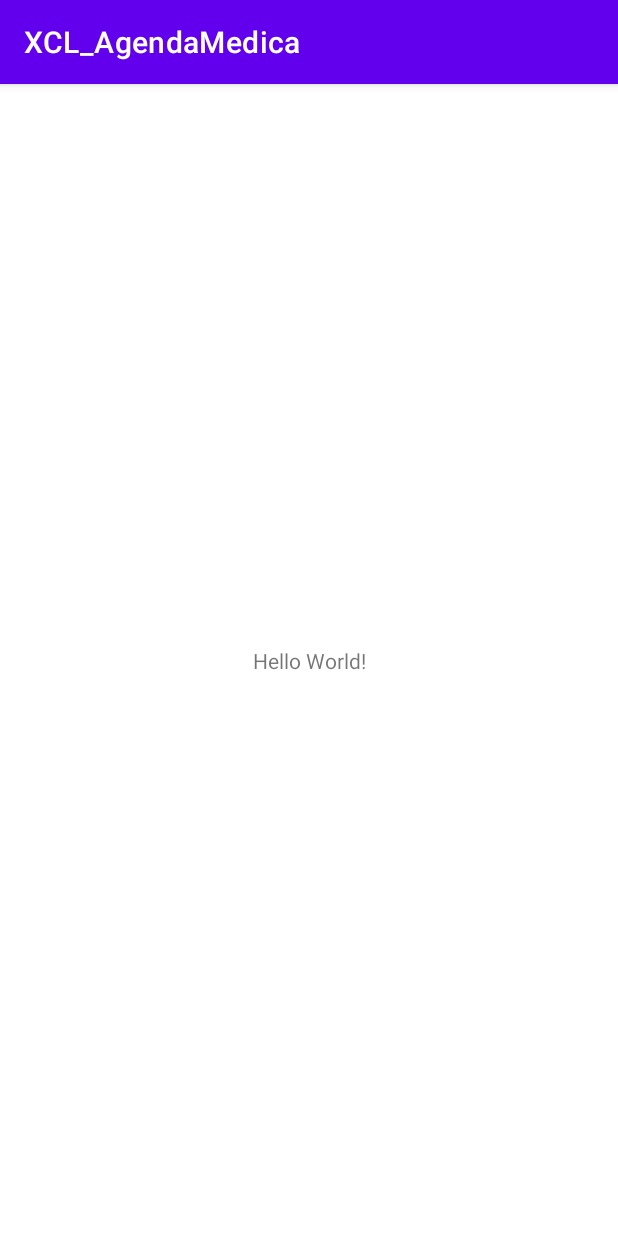
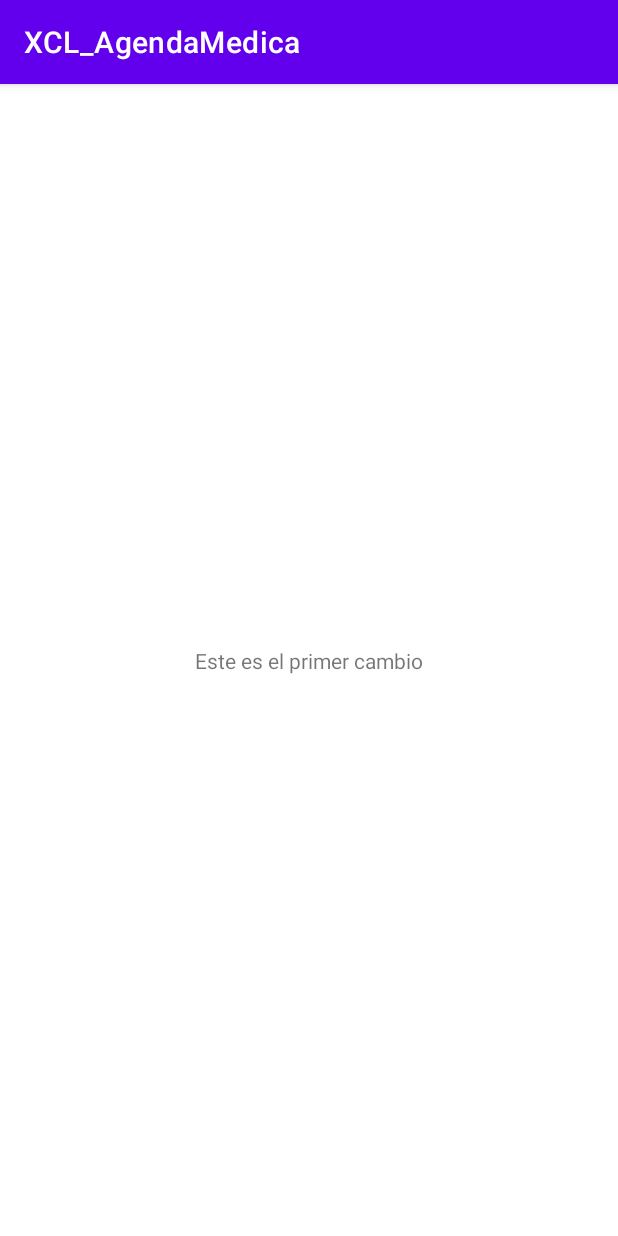
Before and after one commit to dayanescamilla/XCL_AgendaMedica, an Android app: the screen it shows after launch (MainActivity), on a phone screen of 412 x 824 dp. Run offline under Robolectric (Android 15) with nearby library versions, the phone set to English and light mode, and no system bars.

Commit message:
Primer cambio

```diff
--- a/app/src/main/res/layout/activity_main.xml
+++ b/app/src/main/res/layout/activity_main.xml
@@ -9,7 +9,7 @@
     <TextView
         android:layout_width="wrap_content"
         android:layout_height="wrap_content"
-        android:text="Hello World!"
+        android:text="@string/Titulo1"
         app:layout_constraintBottom_toBottomOf="parent"
         app:layout_constraintLeft_toLeftOf="parent"
         app:layout_constraintRight_toRightOf="parent"
--- a/app/src/main/res/values/strings.xml
+++ b/app/src/main/res/values/strings.xml
@@ -1,3 +1,4 @@
 <resources>
     <string name="app_name">XCL_AgendaMedica</string>
+    <string name="Titulo1">Este es el primer cambio</string>
 </resources>
```
